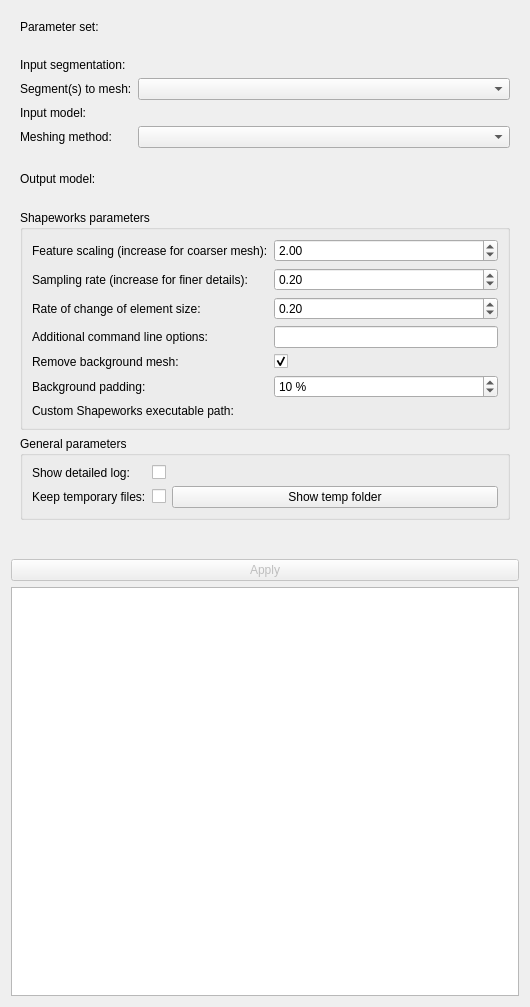
dcwhite/SlicerSegmentMesher, file SegmentMesher/Resources/UI/ShapeworksRunner.ui: the form before one commit.
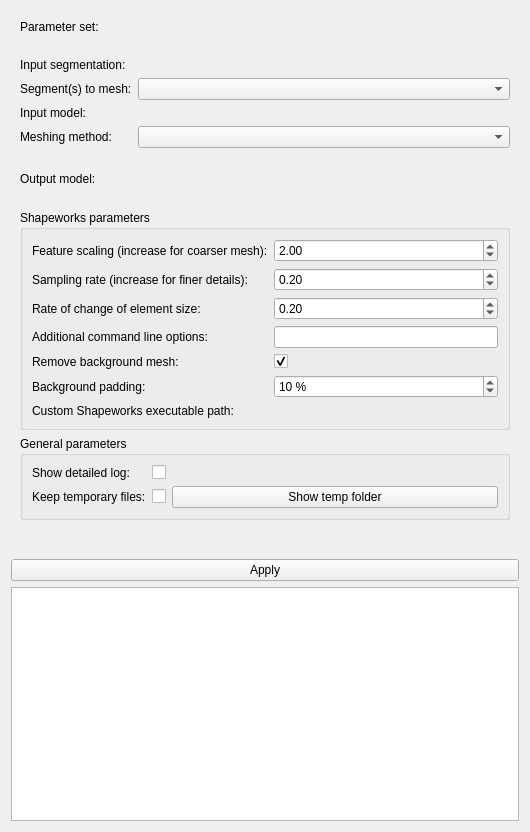
The form after the commit. Custom widgets are drawn as their Qt base class.

The edit to the form file:
```diff
--- a/SegmentMesher/Resources/UI/ShapeworksRunner.ui
+++ b/SegmentMesher/Resources/UI/ShapeworksRunner.ui
@@ -7,7 +7,7 @@
     <x>0</x>
     <y>0</y>
     <width>530</width>
-    <height>1007</height>
+    <height>832</height>
    </rect>
   </property>
   <layout class="QVBoxLayout" name="verticalLayout">
@@ -441,7 +441,7 @@
    <item>
     <widget class="QPushButton" name="applyButton">
      <property name="enabled">
-      <bool>false</bool>
+      <bool>true</bool>
      </property>
      <property name="toolTip">
       <string>Run the algorithm.</string>
```
